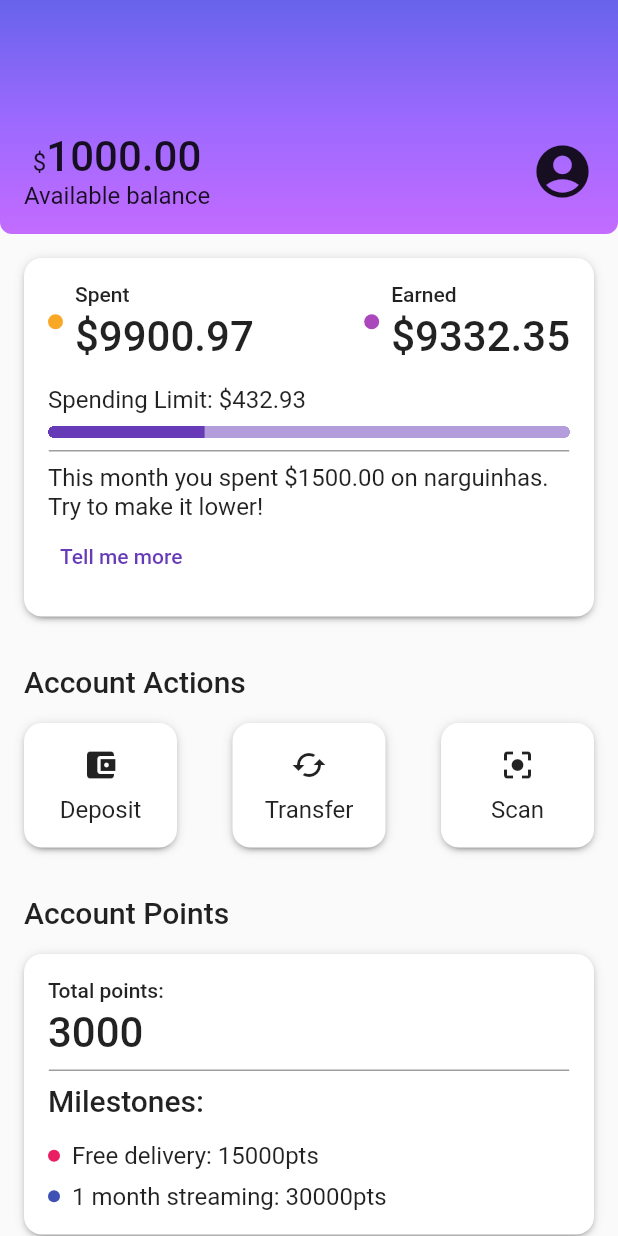
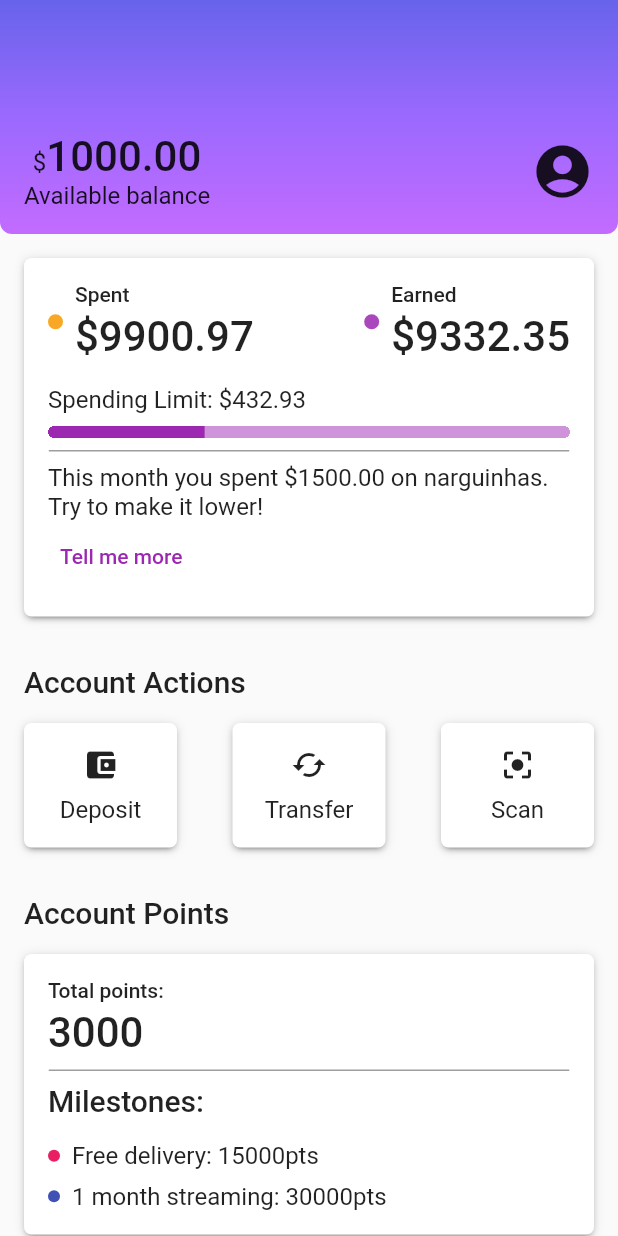
Before and after one commit to ikyrie/alubank, a Flutter app: the screen it shows after launch, on a phone screen of 412 x 824 dp. Run offline on Flutter 3.47's test engine with Material 2 defaults, Android fonts, the phone set to English and light mode, and no system bars.

Commit message:
Refactoring coding

```diff
--- a/lib/components/activity.dart
+++ b/lib/components/activity.dart
@@ -3,11 +3,11 @@ import 'package:flutter/material.dart';
 class Activity extends StatelessWidget {
   final Icon mainIcon;
   final String cardTitle;
-  const Activity({Key? key, required Icon this.mainIcon, required String this.cardTitle}) : super(key: key);
+  const Activity({Key? key, required this.mainIcon, required this.cardTitle}) : super(key: key);
 
   @override
   Widget build(BuildContext context) {
-    return Container(
+    return SizedBox(
       width: 70,
       child: Column(
         children: <Widget>[
--- a/lib/components/box_card.dart
+++ b/lib/components/box_card.dart
@@ -3,14 +3,14 @@ import 'package:flutter/material.dart';
 class BoxCard extends StatelessWidget {
   final Widget boxCardBody;
 
-  const BoxCard({Key? key, required Widget this.boxCardBody}) : super(key: key);
+  const BoxCard({Key? key, required this.boxCardBody}) : super(key: key);
 
   @override
   Widget build(BuildContext context) {
     return Container(
       decoration: BoxDecoration(
         color: Theme.of(context).cardColor,
-        borderRadius: BorderRadius.all(Radius.circular(12),),
+        borderRadius: BorderRadius.circular(5),
         boxShadow: kElevationToShadow[2],
       ),
       child: Padding(
--- a/lib/components/current_points.dart
+++ b/lib/components/current_points.dart
@@ -1,22 +1,11 @@
 import 'package:flutter/material.dart';
 
-class AccountPoints extends StatefulWidget {
+class AccountPoints extends StatelessWidget {
   const AccountPoints({Key? key}) : super(key: key);
 
   @override
-  State<AccountPoints> createState() => _AccountPointsState();
-}
-
-class _AccountPointsState extends State<AccountPoints> {
-  @override
   Widget build(BuildContext context) {
     return Column(
-      crossAxisAlignment: CrossAxisAlignment.start,
-      children: <Widget>[
-        Column(
-          crossAxisAlignment: CrossAxisAlignment.start,
-          children: <Widget>[
-            Column(
       crossAxisAlignment: CrossAxisAlignment.start,
       children: <Widget>[
         Padding(
@@ -30,21 +19,13 @@ class _AccountPointsState extends State<AccountPoints> {
           '3000',
           style: Theme.of(context).textTheme.bodyLarge,
         ),
-              ],
-            ),
-
-          ],
-        ),
         Padding(
-          padding: const EdgeInsets.fromLTRB(0, 8, 0, 8),
+          padding: const EdgeInsets.only(top: 8, bottom: 8),
           child: Container(
             height: 1,
             decoration: BoxDecoration(border: Border.all(color: Colors.grey)),
           ),
         ),
-        Column(
-          crossAxisAlignment: CrossAxisAlignment.start,
-          children: <Widget>[
         Padding(
           padding: const EdgeInsets.only(bottom: 16.0),
           child: Text('Milestones:', style: Theme.of(context).textTheme.titleLarge,),
@@ -64,7 +45,7 @@ class _AccountPointsState extends State<AccountPoints> {
                   ),
                 ),
               ),
-                  Text('Free delivery: 15000pts'),
+              const Text('Free delivery: 15000pts'),
             ],
           ),
         ),
@@ -81,9 +62,7 @@ class _AccountPointsState extends State<AccountPoints> {
                 ),
               ),
             ),
-                Text('1 month streaming: 30000pts'),
-              ],
-            ),
+            const Text('1 month streaming: 30000pts'),
           ],
         ),
       ],
--- a/lib/components/sections/actions.dart
+++ b/lib/components/sections/actions.dart
@@ -19,7 +19,7 @@ class ActionsSection extends StatelessWidget {
                 ),
                 Row(
                   mainAxisAlignment: MainAxisAlignment.spaceBetween,
-                  children: [
+                  children: const <Widget>[
                     BoxCard(
                       boxCardBody:
                           Activity(
--- a/lib/components/sections/header.dart
+++ b/lib/components/sections/header.dart
@@ -1,5 +1,3 @@
-import 'dart:ui';
-
 import 'package:flutter/material.dart';
 
 class Header extends StatelessWidget {
@@ -8,7 +6,7 @@ class Header extends StatelessWidget {
   @override
   Widget build(BuildContext context) {
     return Container(
-      decoration: BoxDecoration(
+      decoration: const BoxDecoration(
         borderRadius: BorderRadius.only(bottomLeft: Radius.circular(8), bottomRight: Radius.circular(8)),
         gradient: LinearGradient(
           begin: Alignment.topCenter,
@@ -21,10 +19,10 @@ class Header extends StatelessWidget {
         ),
       ),
       child: Padding(
-        padding: const EdgeInsets.only(top: 88, left: 16, right: 16, bottom: 16),
+        padding: const EdgeInsets.fromLTRB(16, 88, 16, 16),
         child: Column(
           mainAxisSize: MainAxisSize.min,
-          children: [
+          children: <Widget>[
             Row(
               mainAxisAlignment: MainAxisAlignment.spaceBetween,
               crossAxisAlignment: CrossAxisAlignment.center,
@@ -34,13 +32,17 @@ class Header extends StatelessWidget {
                   children: <Widget>[
                     Text.rich(TextSpan(
                         text: '\$',
-                        children: <TextSpan>[TextSpan(text: '1000.00', style: Theme.of(context).textTheme.bodyLarge)],
+                        children: <TextSpan>[
+                          TextSpan(
+                              text: '1000.00',
+                              style: Theme.of(context).textTheme.bodyLarge)
+                        ],
                       ),
                     ),
-                    Text('Available balance'),
+                    const Text('Available balance'),
                   ],
                 ),
-                Icon(
+                const Icon(
                   Icons.account_circle,
                   size: 42,
                 ),
--- a/lib/components/sections/points_exchange.dart
+++ b/lib/components/sections/points_exchange.dart
@@ -17,7 +17,7 @@ class PointsExchange extends StatelessWidget {
                   padding: const EdgeInsets.only(top: 16.0, bottom: 16.0),
                   child: Text('Account Points', style: Theme.of(context).textTheme.titleLarge,),
                 ),
-                BoxCard(boxCardBody: AccountPoints()),
+                const BoxCard(boxCardBody: AccountPoints()),
               ],
             ),
           );
--- a/lib/components/sections/recent_activities.dart
+++ b/lib/components/sections/recent_activities.dart
@@ -8,8 +8,8 @@ class RecentActivity extends StatelessWidget {
 
   @override
   Widget build(BuildContext context) {
-    return Padding(
-            padding: const EdgeInsets.all(16.0),
+    return const Padding(
+            padding: EdgeInsets.all(16.0),
             child: BoxCard(boxCardBody: AccountStatus()),
           );
   }
--- a/lib/components/status.dart
+++ b/lib/components/status.dart
@@ -49,27 +49,27 @@ class AccountStatus extends StatelessWidget {
             ),
           ],
         ),
-        Padding(
-          padding: const EdgeInsets.only(top: 16.0, bottom: 8.0),
+        const Padding(
+          padding: EdgeInsets.only(top: 16.0, bottom: 8.0),
           child: Text('Spending Limit: \$432.93'),
         ),
         Row(
-          children: [
+          children: <Widget>[
             Expanded(
               child: Container(
                 clipBehavior: Clip.hardEdge,
-                child: LinearProgressIndicator(
+                decoration: BoxDecoration(borderRadius: BorderRadius.circular(5)),
+                child: const LinearProgressIndicator(
                   value: 0.3,
                   semanticsLabel: 'Current points',
                   minHeight: 8,
                 ),
-                decoration: BoxDecoration(borderRadius: BorderRadius.circular(5)),
               ),
             ),
           ],
         ),
         Padding(
-          padding: const EdgeInsets.fromLTRB(0, 8, 0, 8),
+          padding: const EdgeInsets.only(top: 8, bottom: 8),
           child: Container(
             height: 1,
             decoration: BoxDecoration(border: Border.all(color: Colors.grey)),
@@ -78,10 +78,10 @@ class AccountStatus extends StatelessWidget {
         Column(
           crossAxisAlignment: CrossAxisAlignment.start,
           children: <Widget>[
-            Text(
+             const Text(
               'This month you spent \$1500.00 on narguinhas. Try to make it lower!',
             ),
-            TextButton(onPressed: () => {}, child: Text('Tell me more')),
+            TextButton(onPressed: () => {}, child: const Text('Tell me more')),
           ],
         ),
       ],
--- a/lib/screens/home.dart
+++ b/lib/screens/home.dart
@@ -12,7 +12,7 @@ class Home extends StatelessWidget {
     return Scaffold(
       body: SingleChildScrollView(
         child: Column(
-          children: [
+          children: const <Widget>[
             Header(),
             RecentActivity(),
             ActionsSection(),
--- a/lib/themes/purple_theme.dart
+++ b/lib/themes/purple_theme.dart
@@ -1,14 +1,15 @@
+import 'package:estilizacao_componentes/themes/theme_colors.dart';
 import 'package:flutter/material.dart';
 
-const MaterialColor mainColor = Colors.deepPurple;
+const MaterialColor _mainColor = ThemeColors.primary;
 
 ThemeData purpleTheme = ThemeData(
-  primaryColor: mainColor,
+  primaryColor: _mainColor,
   colorScheme: ColorScheme.fromSwatch(
-    primarySwatch: mainColor,
+    primarySwatch: _mainColor,
     brightness: Brightness.light,
   ),
-  textTheme: TextTheme(
+  textTheme: const TextTheme(
     bodyMedium: TextStyle(fontSize: 16),
     bodyLarge: TextStyle(fontSize: 28),
   ),
--- /dev/null
+++ b/lib/themes/theme_colors.dart
@@ -0,0 +1,5 @@
+import 'package:flutter/material.dart';
+
+class ThemeColors {
+  static const MaterialColor primary = Colors.purple;
+}
```
Lines whose indentation alone changed are shown as unchanged.
